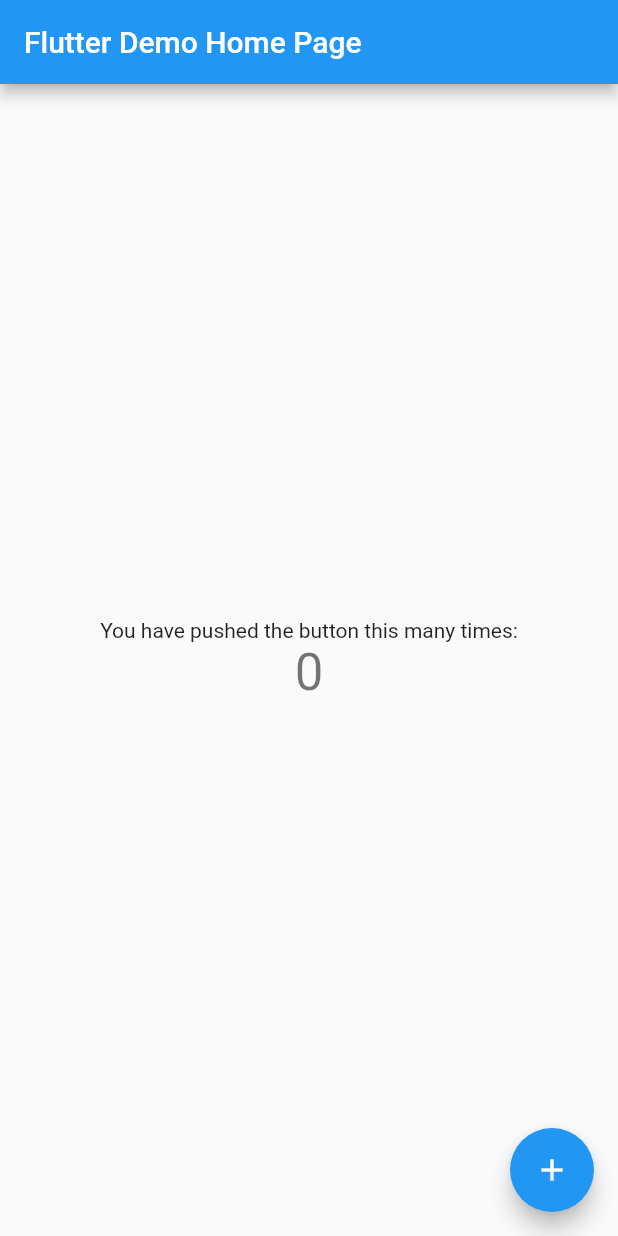
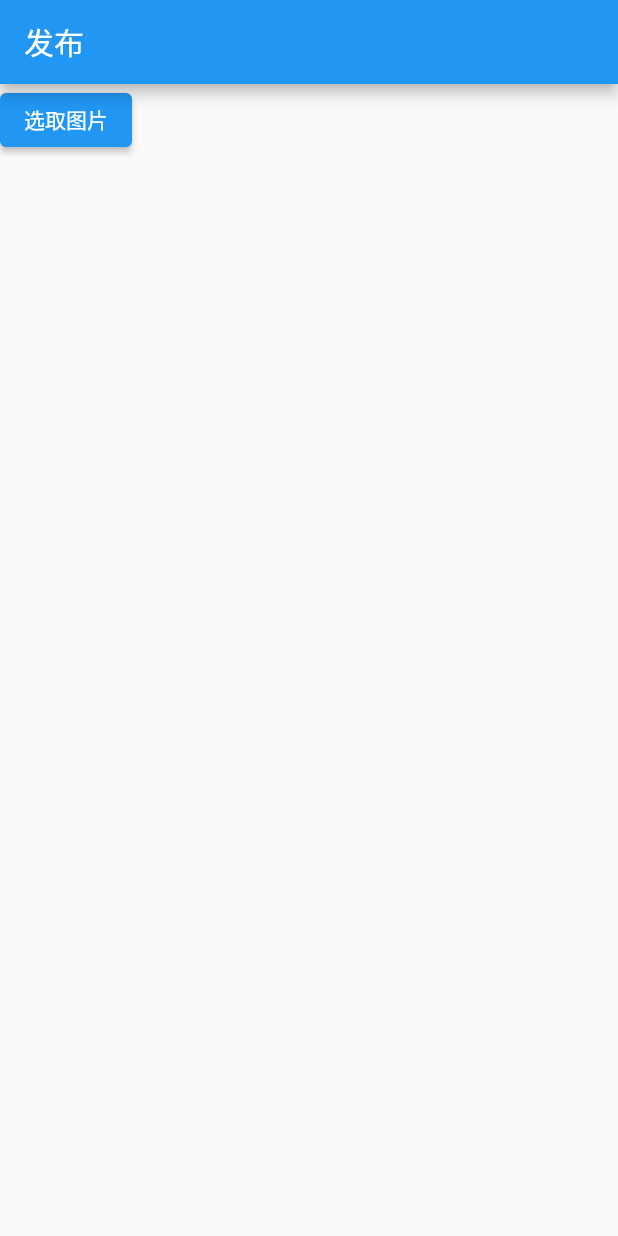
Before and after one commit to Magician-ZC/wechat, a Flutter app: the screen it shows after launch, on a phone screen of 412 x 824 dp. Run offline on Flutter 3.47's test engine with Material 2 defaults, Android fonts, the phone set to English and light mode, and no system bars; missing offline and left inert: wechat_assets_picker.

Commit message:
配置安卓选取图片权限

```diff
--- a/lib/main.dart
+++ b/lib/main.dart
@@ -1,4 +1,6 @@
 import 'package:flutter/material.dart';
+
+import 'pages/post.dart';
 
 void main() {
   runApp(const MyApp());
@@ -24,92 +26,7 @@ class MyApp extends StatelessWidget {
         // is not restarted.
         primarySwatch: Colors.blue,
       ),
-      home: const MyHomePage(title: 'Flutter Demo Home Page'),
+      home: const PostEditPage(),
     );
   }
 }
-
-class MyHomePage extends StatefulWidget {
-  const MyHomePage({super.key, required this.title});
-
-  // This widget is the home page of your application. It is stateful, meaning
-  // that it has a State object (defined below) that contains fields that affect
-  // how it looks.
-
-  // This class is the configuration for the state. It holds the values (in this
-  // case the title) provided by the parent (in this case the App widget) and
-  // used by the build method of the State. Fields in a Widget subclass are
-  // always marked "final".
-
-  final String title;
-
-  @override
-  State<MyHomePage> createState() => _MyHomePageState();
-}
-
-class _MyHomePageState extends State<MyHomePage> {
-  int _counter = 0;
-
-  void _incrementCounter() {
-    setState(() {
-      // This call to setState tells the Flutter framework that something has
-      // changed in this State, which causes it to rerun the build method below
-      // so that the display can reflect the updated values. If we changed
-      // _counter without calling setState(), then the build method would not be
-      // called again, and so nothing would appear to happen.
-      _counter++;
-    });
-  }
-
-  @override
-  Widget build(BuildContext context) {
-    // This method is rerun every time setState is called, for instance as done
-    // by the _incrementCounter method above.
-    //
-    // The Flutter framework has been optimized to make rerunning build methods
-    // fast, so that you can just rebuild anything that needs updating rather
-    // than having to individually change instances of widgets.
-    return Scaffold(
-      appBar: AppBar(
-        // Here we take the value from the MyHomePage object that was created by
-        // the App.build method, and use it to set our appbar title.
-        title: Text(widget.title),
-      ),
-      body: Center(
-        // Center is a layout widget. It takes a single child and positions it
-        // in the middle of the parent.
-        child: Column(
-          // Column is also a layout widget. It takes a list of children and
-          // arranges them vertically. By default, it sizes itself to fit its
-          // children horizontally, and tries to be as tall as its parent.
-          //
-          // Invoke "debug painting" (press "p" in the console, choose the
-          // "Toggle Debug Paint" action from the Flutter Inspector in Android
-          // Studio, or the "Toggle Debug Paint" command in Visual Studio Code)
-          // to see the wireframe for each widget.
-          //
-          // Column has various properties to control how it sizes itself and
-          // how it positions its children. Here we use mainAxisAlignment to
-          // center the children vertically; the main axis here is the vertical
-          // axis because Columns are vertical (the cross axis would be
-          // horizontal).
-          mainAxisAlignment: MainAxisAlignment.center,
-          children: <Widget>[
-            const Text(
-              'You have pushed the button this many times:',
-            ),
-            Text(
-              '$_counter',
-              style: Theme.of(context).textTheme.headlineMedium,
-            ),
-          ],
-        ),
-      ),
-      floatingActionButton: FloatingActionButton(
-        onPressed: _incrementCounter,
-        tooltip: 'Increment',
-        child: const Icon(Icons.add),
-      ), // This trailing comma makes auto-formatting nicer for build methods.
-    );
-  }
-}
--- /dev/null
+++ b/lib/pages/post.dart
@@ -0,0 +1,36 @@
+import 'package:flutter/material.dart';
+import 'package:wechat_assets_picker/wechat_assets_picker.dart';
+
+class PostEditPage extends StatefulWidget {
+  const PostEditPage({super.key});
+
+  @override
+  State<PostEditPage> createState() => _PostEditPageState();
+}
+
+class _PostEditPageState extends State<PostEditPage> {
+  Widget _mainView() {
+    return Column(
+      children: [
+        //选取图片按钮
+        ElevatedButton(
+          onPressed: () async {
+            final List<AssetEntity>? result = await AssetPicker.pickAssets(context);
+            print(result?.length);
+          },
+          child: const Text('选取图片'),
+        ),
+      ],
+    );
+  }
+
+  @override
+  Widget build(BuildContext context) {
+    return Scaffold(
+      appBar: AppBar(
+        title: const Text('发布'),
+      ),
+      body: _mainView(),
+    );
+  }
+}
```
